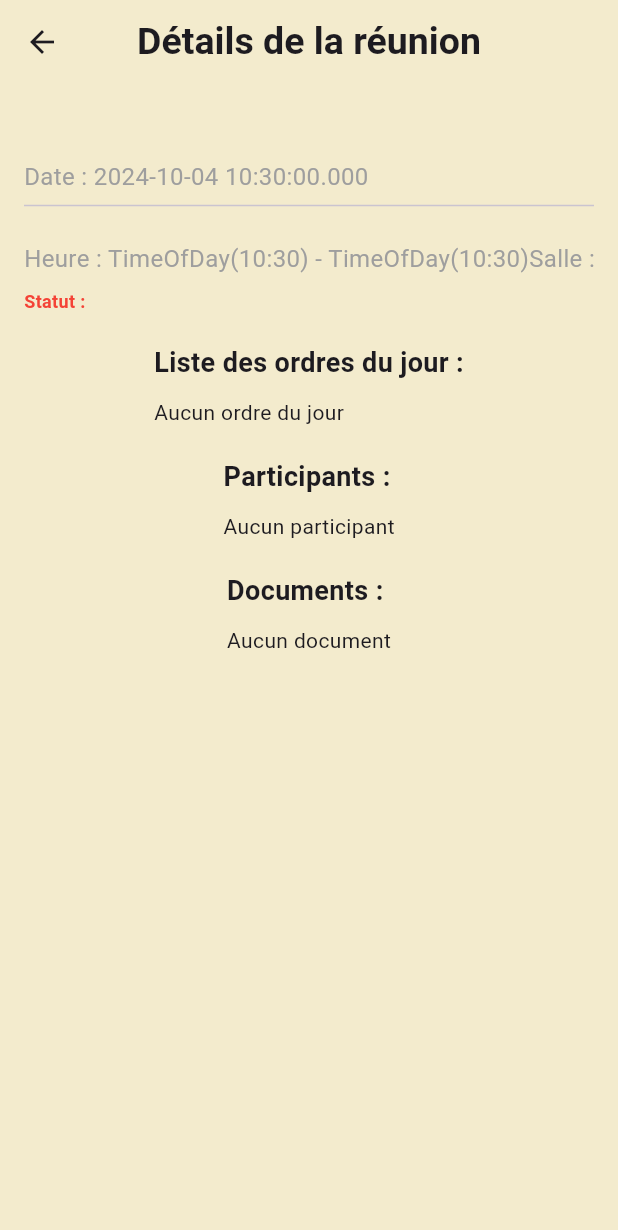
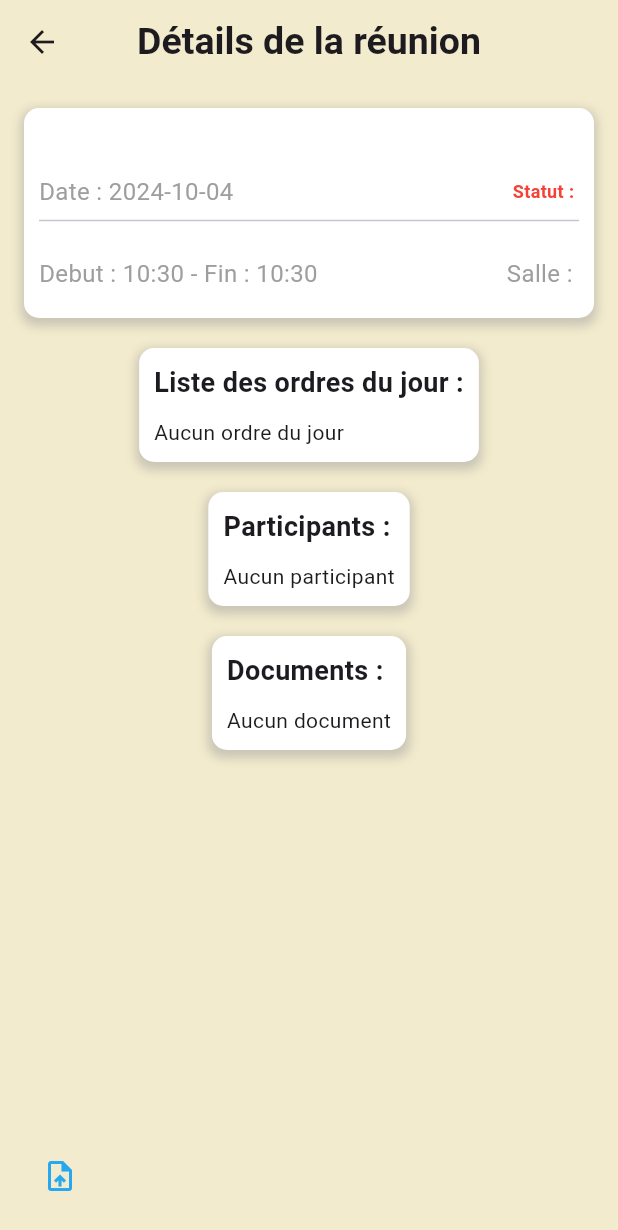
Before and after one commit to DouyonDev/Gwele, a Flutter app: the DetailReunionPage screen opened directly with empty values, on a phone screen of 412 x 824 dp. Shown: the top 1230 px of the screen. Run offline on Flutter 3.47's test engine with Material 3 defaults, Android fonts, the phone set to English and light mode, and no system bars; our stand-ins replace cloud_firestore, curved_navigation_bar, file_picker, firebase_auth, firebase_core, firebase_messaging and 3 more; accounts and stored records are empty; network calls fail.

Commit message:
design des blocs de details eunions ok

```diff
--- a/lib/Screens/details_reunion.dart
+++ b/lib/Screens/details_reunion.dart
@@ -3,6 +3,7 @@ import 'package:gwele/Colors.dart';
 import 'package:gwele/Models/Reunion.dart';
 import 'package:gwele/Models/Utilisateur.dart';
 import 'package:gwele/Services/UtilisateurService.dart';
+import 'package:gwele/Services/UtilsService.dart';
 
 class DetailReunionPage extends StatelessWidget {
   final Reunion reunionInfo;
@@ -26,45 +27,46 @@ class DetailReunionPage extends StatelessWidget {
       ),
       body: Padding(
         padding: const EdgeInsets.all(16.0),
-        child: SingleChildScrollView( // Utiliser SingleChildScrollView pour éviter les erreurs de layout
+        child: Column(
+          children: [
+            Expanded( // Utiliser Expanded pour faire occuper l'espace restant
+              child: SingleChildScrollView(
                 child: Column(
                   children: [
                     // Premier Bloc: Titre, Date, Statut, Heure, Salle
-              _buildFirstBlock(),
-
+                    blocStyle(_buildFirstBlock()),
                     const SizedBox(height: 20),
-
                     // Deuxième Bloc: Liste des ordres du jour
-              _buildOrdreDuJourBlock(),
-
+                    blocStyle(_buildOrdreDuJourBlock()),
                     const SizedBox(height: 20),
-
                     // Troisième Bloc: Liste des participants
-              _buildParticipantsBlock(),
-
+                    blocStyle(_buildParticipantsBlock()),
                     const SizedBox(height: 20),
-
                     // Quatrième Bloc: Liste des documents
-              _buildDocumentsBlock(),
-
+                    blocStyle(_buildDocumentsBlock()),
                     const SizedBox(height: 20),
-
-              // IconButton pour uploader des documents
-              if (reunionInfo.statut == "En attente")
-                Center(
-                  child: IconButton(
+                  ],
+                ),
+              ),
+            ),
+            // IconButton pour uploader des documents, en dehors du SingleChildScrollView
+            if (reunionInfo.statut != "Archivee")
+              Row(
+                children: [
+                  IconButton(
                   icon: const Icon(Icons.upload_file, color: primaryColor),
                   onPressed: () {
                     // Logique pour uploader les documents
                   },
                 ),
+                ]
               ),
           ],
         ),
       ),
-      ),
     );
   }
+
 
   // Premier Bloc: Titre, Date, Statut, Heure, Salle
   Widget _buildFirstBlock() {
@@ -80,8 +82,11 @@ class DetailReunionPage extends StatelessWidget {
           ),
         ),
         const SizedBox(height: 8.0),
+        Row(
+          mainAxisAlignment: MainAxisAlignment.spaceBetween,
+          children: [
             Text(
-          'Date : ${reunionInfo.dateReunion ?? 'Date non disponible'}',
+              'Date : ${reunionInfo.dateReunion != null ? UtilsService().formatDate(DateTime.parse(reunionInfo.dateReunion.toString())) : 'Date non disponible'}',
               style: const TextStyle(
                 fontSize: 16.0,
                 color: Colors.grey,
@@ -89,13 +94,24 @@ class DetailReunionPage extends StatelessWidget {
               maxLines: 1,
               overflow: TextOverflow.ellipsis,
             ),
+            Text(
+              'Statut : ${reunionInfo.statut ?? 'Statut inconnu'}',
+              style: TextStyle(
+                fontSize: 12.0,
+                fontWeight: FontWeight.bold,
+                color: reunionInfo.statut == 'resolu' ? Colors.green : Colors.red,
+              ),
+            ),
+          ],
+        ),
         const Divider(),
         const SizedBox(height: 16.0),
         Row(
           mainAxisAlignment: MainAxisAlignment.spaceBetween,
           children: [
             Text(
-              'Heure : ${reunionInfo.heureDebut ?? 'Non spécifiée'} - ${reunionInfo.heureFin ?? 'Non spécifiée'}',
+              'Debut : ${reunionInfo.heureDebut.hour ?? 'Non spécifiée'}:${reunionInfo.heureDebut.minute ?? 'Non spécifiée'} -'
+                  ' Fin : ${reunionInfo.heureFin.hour ?? 'Non spécifiée'}:${reunionInfo.heureFin.minute ?? 'Non spécifiée'}',
               style: const TextStyle(
                 fontSize: 16.0,
                 color: Colors.grey,
@@ -111,14 +127,6 @@ class DetailReunionPage extends StatelessWidget {
           ],
         ),
         const SizedBox(height: 8.0),
-        Text(
-          'Statut : ${reunionInfo.statut ?? 'Statut inconnu'}',
-          style: TextStyle(
-            fontSize: 12.0,
-            fontWeight: FontWeight.bold,
-            color: reunionInfo.statut == 'resolu' ? Colors.green : Colors.red,
-          ),
-        ),
       ],
     );
   }
@@ -247,5 +255,27 @@ class DetailReunionPage extends StatelessWidget {
     return fileName; // Retourne le nom du fichier
   }
 
+  // Bloc Style
+  Widget blocStyle(Widget bloc) {
+    return Container(
+      decoration: BoxDecoration(
+        color: Colors.white,
+        borderRadius: BorderRadius.circular(10.0),
+        boxShadow: [
+          BoxShadow(
+            color: Colors.grey.withOpacity(0.5),
+            spreadRadius: 2,
+            blurRadius: 5,
+            offset: const Offset(0, 3),
+          ),
+        ],
+      ),
+      child: Padding(
+        padding: const EdgeInsets.all(10.0),
+        child: bloc,
+      ),
+    );
+  }
+
 
 }
--- /dev/null
+++ b/lib/Services/UtilsService.dart
@@ -0,0 +1,6 @@
+class UtilsService {
+  String formatDate(DateTime date) {
+    // Formater la date au format 'YYYY-MM-DD'
+    return '${date.year}-${date.month.toString().padLeft(2, '0')}-${date.day.toString().padLeft(2, '0')}';
+  }
+}
```
Lines whose indentation alone changed are shown as unchanged.
